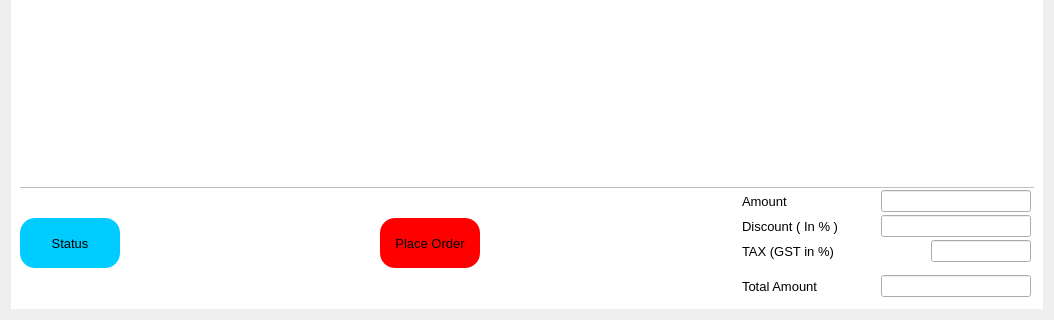
Qt form menu/order/orderwidget.ui (Anmol-A-jain/Dyner) before a commit; both pictures show x 0 to 1054 and y 409 to 729 of the 1054 by 729 pixel window.
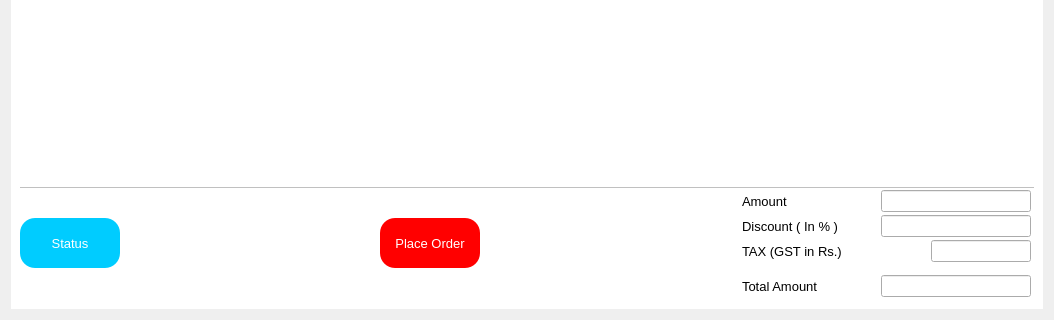
The same form after that commit.

```diff
--- a/menu/order/orderwidget.ui
+++ b/menu/order/orderwidget.ui
@@ -458,7 +458,8 @@
              </property>
              <property name="styleSheet">
               <string notr="true">background-color: #00CCFF;
-border-radius:15px;</string>
+border-radius:15px;
+color: rgb(255, 255, 255);</string>
              </property>
              <property name="text">
               <string>Status</string>
@@ -496,7 +497,8 @@
              </property>
              <property name="styleSheet">
               <string notr="true">background-color: red;
-border-radius:15px;</string>
+border-radius:15px;
+color: rgb(255, 255, 255);</string>
              </property>
              <property name="text">
               <string>Place Order</string>
@@ -675,7 +677,7 @@
                    </font>
                   </property>
                   <property name="text">
-                   <string>TAX (GST in %)</string>
+                   <string>TAX (GST in Rs.)</string>
                   </property>
                  </widget>
                 </item>
```
